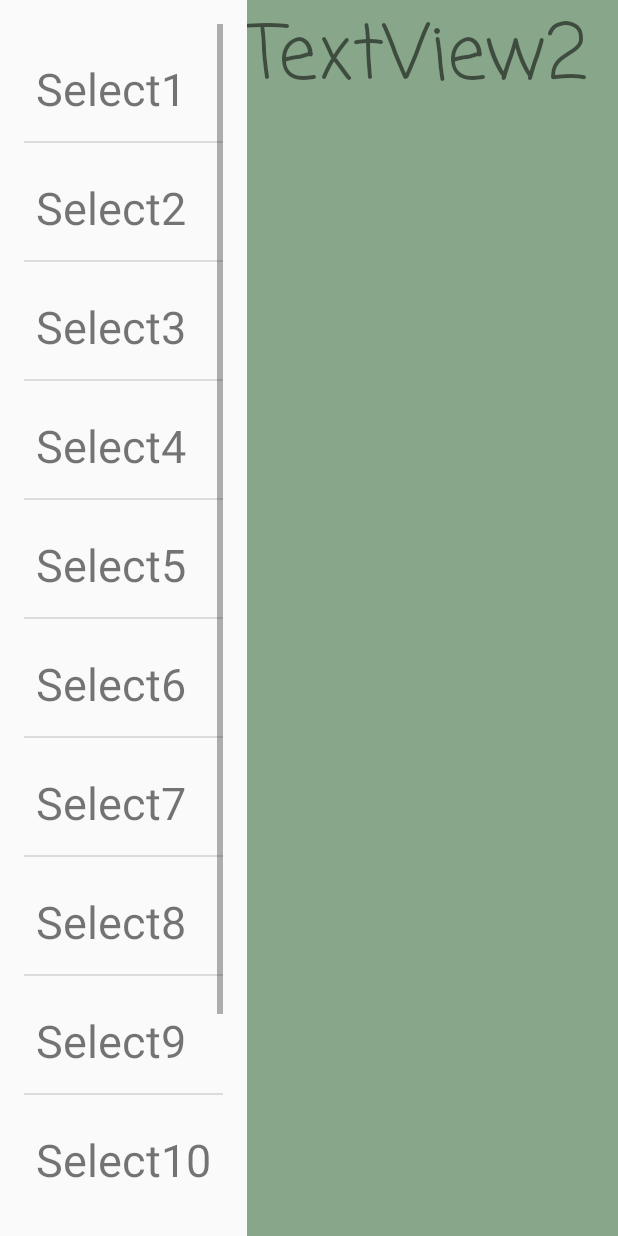
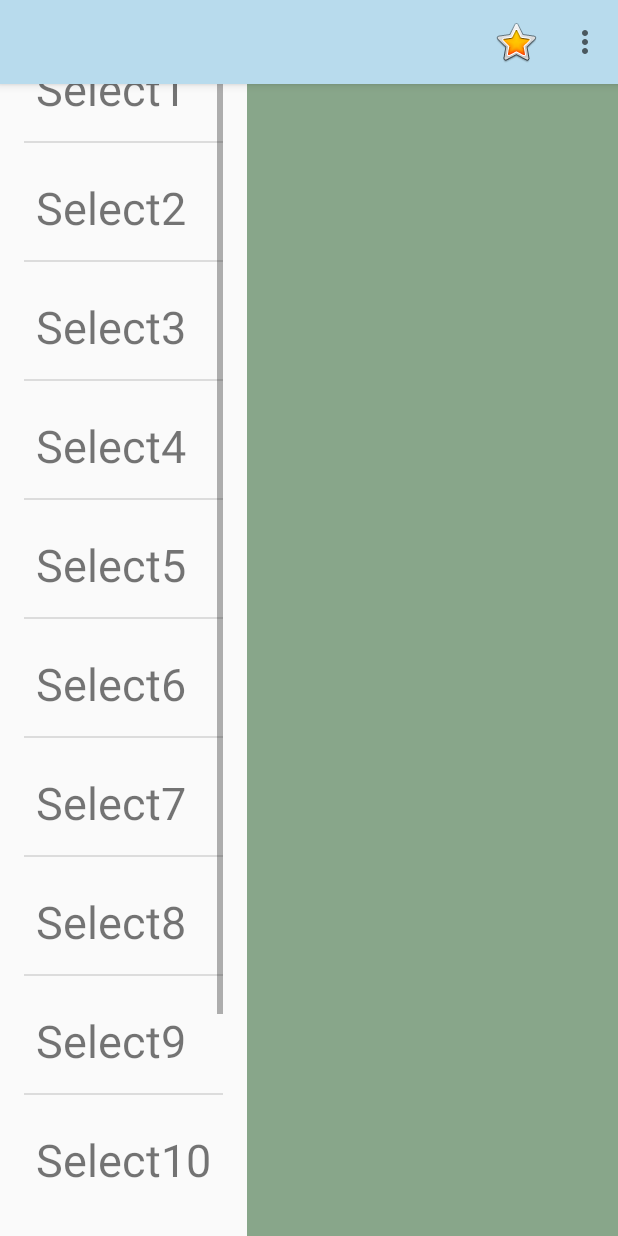
Before and after one commit to zyailoveyou/FragmentAndCustomTransition, an Android app: the screen it shows after launch (MainActivity), after a tap on "Select2", on a phone screen of 412 x 824 dp. Run offline under Robolectric (Android 15) with nearby library versions, the phone set to English and light mode, and no system bars; 1 statement that could not run was skipped.

Commit message:
20181228
11111

```diff
--- a/app/src/main/java/com/cop/zqc/fragmentmywork/MainActivity.java
+++ b/app/src/main/java/com/cop/zqc/fragmentmywork/MainActivity.java
@@ -27,7 +27,10 @@ public class MainActivity extends AppCompatActivity implements ListFragment.List
         setContentView(R.layout.activity_main);
 
         android.support.v7.widget.Toolbar MyToolBar = findViewById(R.id.MyToolBar);
-        setSupportActionBar(MyToolBar);
+
+        MyToolBar.inflateMenu(R.menu.activity_main);
+
+
 
         mMyTextFragment = new TextFragment();
         mMyListFragment = new ListFragment();
--- a/app/src/main/res/layout/activity_main.xml
+++ b/app/src/main/res/layout/activity_main.xml
@@ -17,7 +17,6 @@
 
 
     <android.support.v7.widget.Toolbar
-
 
         android:id="@+id/MyToolBar"
         android:layout_width="match_parent"
--- /dev/null
+++ b/app/src/main/res/menu/activity_main.xml
@@ -0,0 +1,24 @@
+<?xml version="1.0" encoding="utf-8"?>
+<menu xmlns:app="http://schemas.android.com/apk/res-auto"
+    xmlns:android="http://schemas.android.com/apk/res/android">
+
+
+    <item
+        android:id="@+id/item1"
+        android:icon="@mipmap/ic_launcher_round"
+        android:title="OK1">
+
+
+    </item>
+
+
+    <item
+        android:id="@+id/item2"
+        android:icon="@android:drawable/btn_star_big_on"
+        android:title="OK2"
+        app:showAsAction="ifRoom">
+
+
+    </item>
+
+</menu>
```
